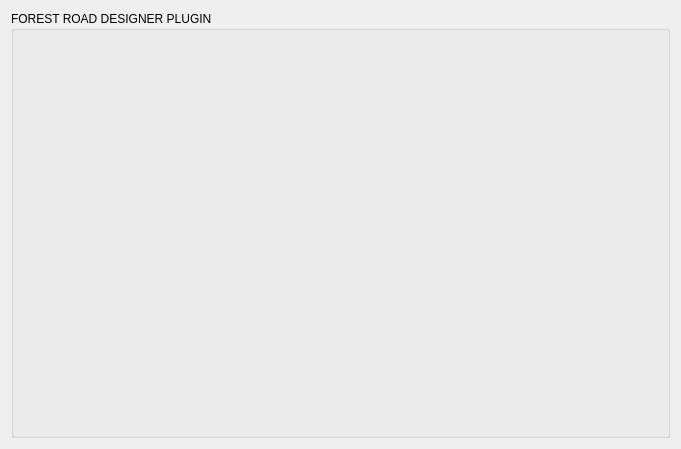
The window that dlgabout.ui (GobiernoLaRioja/forestroaddesigner) describes before a commit, drawn with Qt 5.
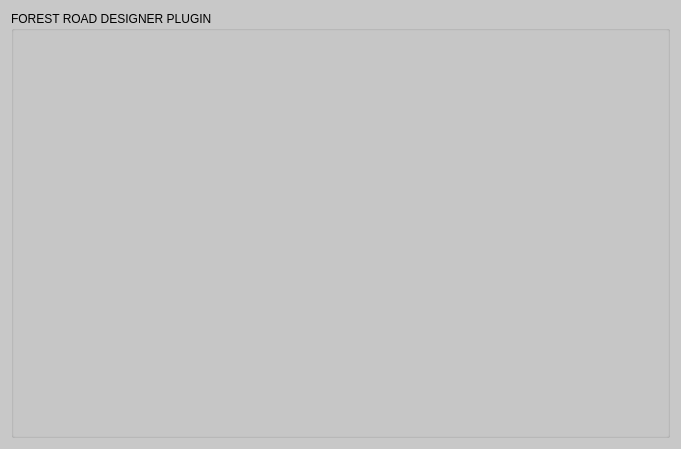
The same window after the commit. Icons and pictures are not drawn.

Patch:
```diff
--- a/dlgabout.ui
+++ b/dlgabout.ui
@@ -19,6 +19,11 @@
   <property name="windowTitle">
    <string>Forest Road Designer About</string>
   </property>
+  <property name="styleSheet">
+   <string notr="true">QDialog {
+			background-color: rgb(200, 200, 200);
+}</string>
+  </property>
   <layout class="QGridLayout" name="gridLayout_2">
    <item row="1" column="1">
     <layout class="QGridLayout" name="gridLayout">
@@ -26,6 +31,9 @@
       <layout class="QVBoxLayout" name="verticalLayout">
        <item>
         <widget class="QGroupBox" name="groupBox">
+         <property name="styleSheet">
+          <string notr="true"/>
+         </property>
          <property name="title">
           <string>FOREST ROAD DESIGNER PLUGIN</string>
          </property>
@@ -35,7 +43,7 @@
             <item>
              <layout class="QHBoxLayout" name="horizontalLayout">
               <property name="sizeConstraint">
-               <enum>QLayout::SetMinimumSize</enum>
+               <enum>QLayout::SetMaximumSize</enum>
               </property>
               <item>
                <widget class="QLabel" name="versionLabel">
```
Left out of the diff: 3 changed lines with no effect on the pictures.
